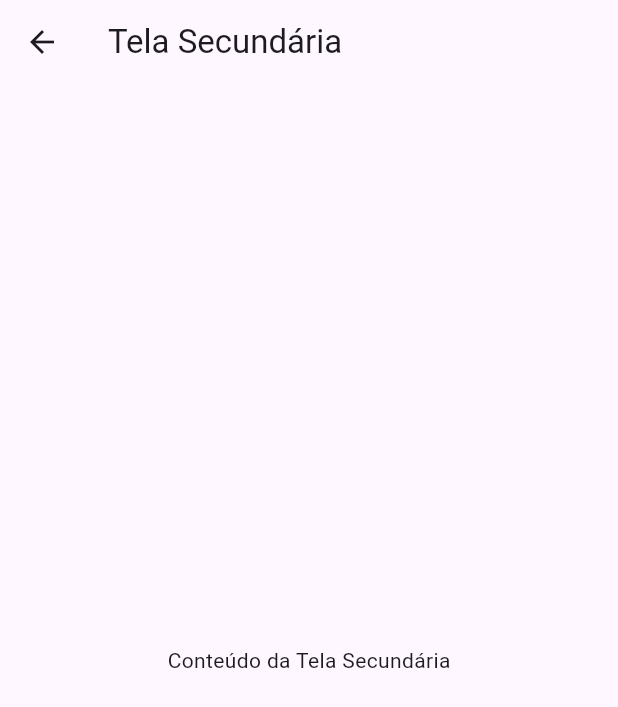
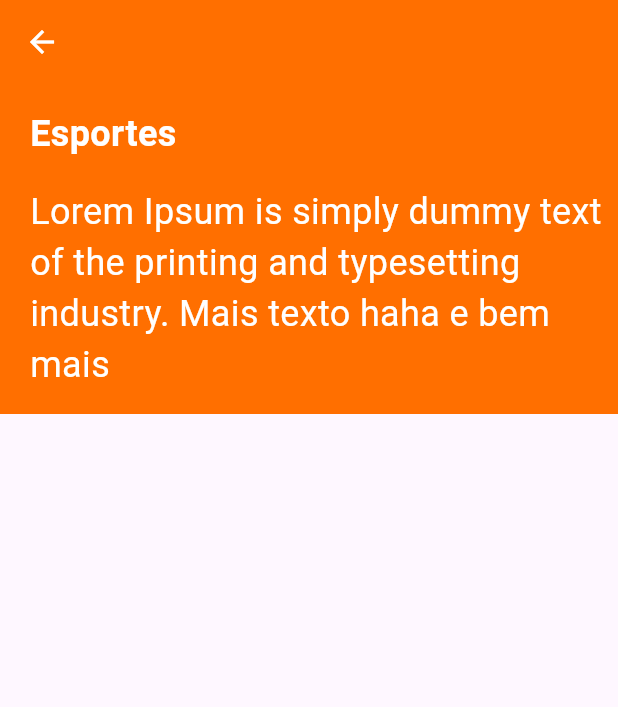
Before and after one commit to PedroGSantos/QuizApp, a Flutter app: the Question screen opened by its route, on a phone screen of 412 x 824 dp. Shown: the top 707 px of the screen. Run offline on Flutter 3.47's test engine with Material 2 defaults, Android fonts, the phone set to English and light mode, and no system bars; our stand-ins replace carousel_slider.

Commit message:
feat: first part page question

```diff
--- a/lib/pages/question.dart
+++ b/lib/pages/question.dart
@@ -1,12 +1,51 @@
-
 import 'package:flutter/material.dart';
 
 class Question extends StatelessWidget {
   @override
   Widget build(BuildContext context) {
     return Scaffold(
-      appBar: AppBar(title: Text('Tela Secundária')),
-      body: Center(child: Text('Conteúdo da Tela Secundária')),
+      appBar: AppBar(
+        title: Text(''),
+        backgroundColor: Color(0xFFFF6F00),
+        iconTheme: IconThemeData(color: Colors.white),
+      ),
+      body: Column(
+        mainAxisAlignment: MainAxisAlignment.start,
+        crossAxisAlignment: CrossAxisAlignment.start,
+        children: <Widget>[
+          Container(
+            width: 1000,
+            height: 220,
+            decoration: BoxDecoration(
+              color: Color(0xFFFF6F00),
+            ),
+            child: Column(
+              mainAxisAlignment: MainAxisAlignment.start,
+              crossAxisAlignment: CrossAxisAlignment.start,
+              children: [
+                Padding(
+                    padding: EdgeInsets.only(
+                        left: 20.0,
+                        top: 16.0), // Adicione margem a todos os lados
+                    child: Text('Esportes',
+                        style: TextStyle(
+                            fontSize: 24,
+                            fontWeight: FontWeight.bold,
+                            color: Color(0xFFFFFFFF)))),
+                SizedBox(height: 10),
+                Padding(
+                    padding: EdgeInsets.only(
+                        left: 20.0,
+                        top: 8.0), // Adicione margem a todos os lados
+                    child: Text(
+                        'Lorem Ipsum is simply dummy text of the printing and typesetting industry. Mais texto haha e bem mais',
+                        style:
+                            TextStyle(fontSize: 24, color: Color(0xFFFFFFFF)))),
+              ],
+            ),
+          ),
+        ],
+      ),
     );
   }
 }
```
Also changed, not shown: lib/pages/home.dart (+57 -30 lines).
